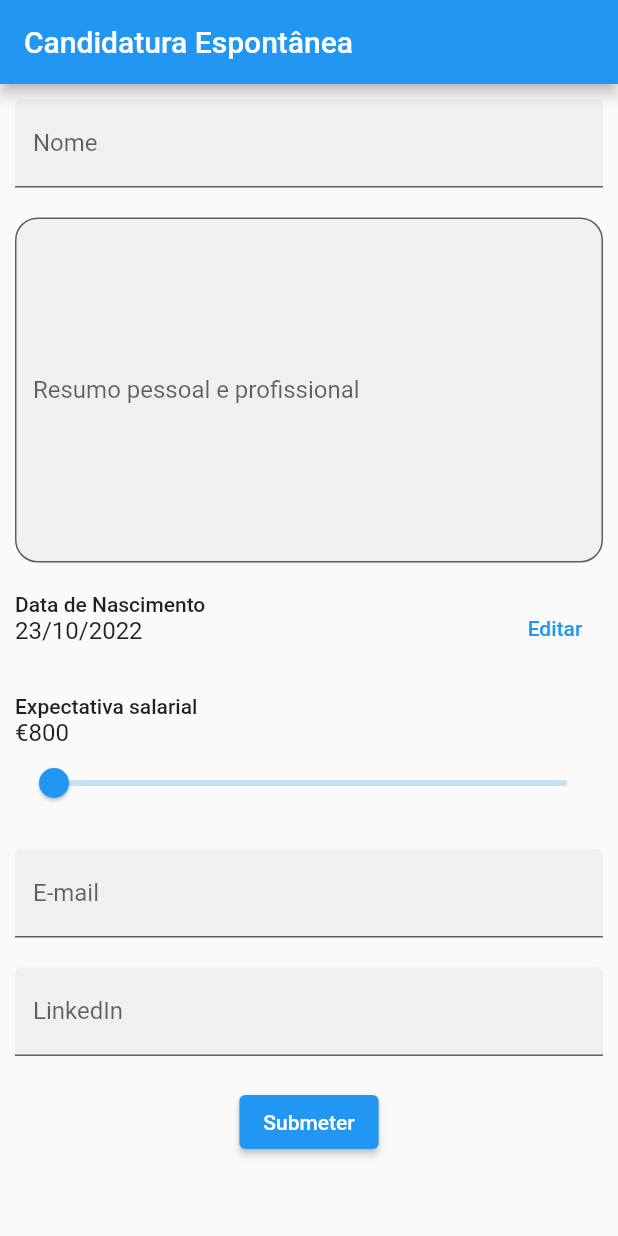
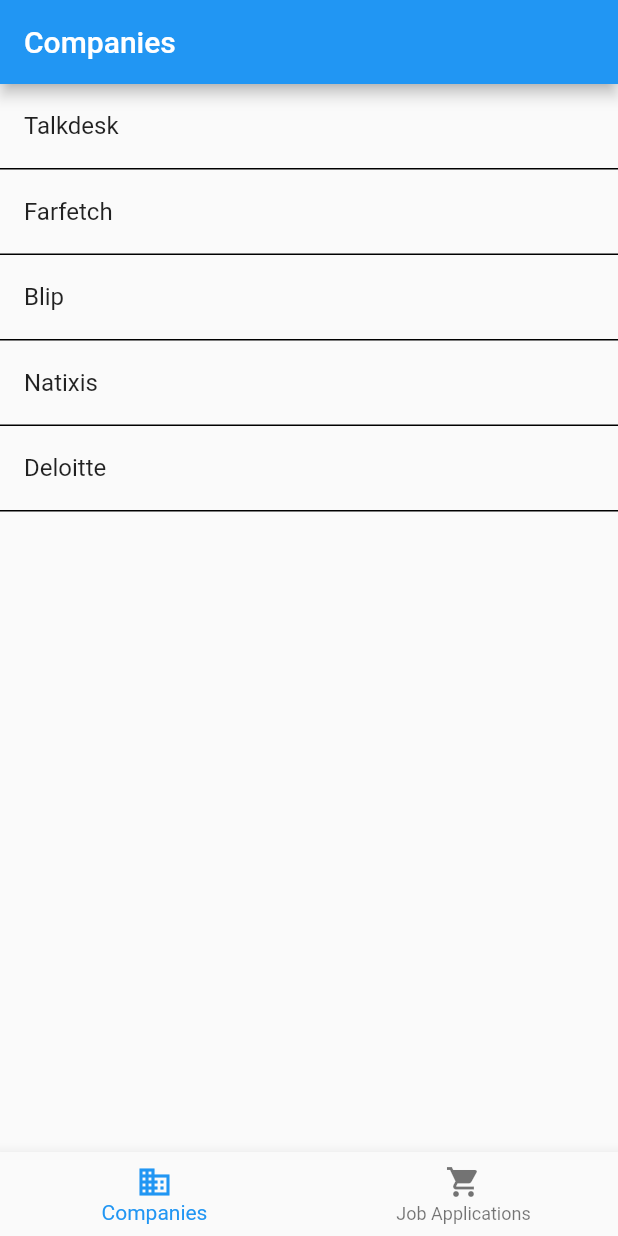
Before and after one commit to AFMSB/formAula, a Flutter app: the screen it shows after launch, on a phone screen of 412 x 824 dp. Run offline on Flutter 3.47's test engine with Material 2 defaults, Android fonts, the phone set to English and light mode, and no system bars.

Commit message:
Added BottomNavigationBar with Companies and Job Applications

```diff
--- a/lib/main.dart
+++ b/lib/main.dart
@@ -1,7 +1,7 @@
 import 'package:flutter/material.dart';
 import 'package:flutter/rendering.dart';
-
-import 'screens/form.dart';
+import 'package:form_aula/screens/companies.dart';
+import 'package:form_aula/screens/myApplications.dart';
 
 void main() {
   debugPaintSizeEnabled = false;
@@ -16,26 +16,37 @@ class MyApp extends StatefulWidget {
 }
 
 class _MyAppState extends State<MyApp> {
+  int _index = 0;
+
+  final List<List<dynamic>> _tabs = [
+    ["Companies", CompaniesList()],
+    ["Job Applications", MyJobApplications()],
+  ];
+
   @override
   Widget build(BuildContext context) {
     return MaterialApp(
-      title: 'Candidatura Espontânea',
-      theme: ThemeData(
-        primarySwatch: Colors.blue,
+        home: Scaffold(
+      appBar: AppBar(title: Text(_tabs.elementAt(_index).elementAt(0))),
+      body: _tabs.elementAt(_index).elementAt(1),
+      bottomNavigationBar: BottomNavigationBar(
+        currentIndex: _index,
+        onTap: onTabTapped,
+        items: [
+          BottomNavigationBarItem(
+              icon: const Icon(Icons.business),
+              label: _tabs.elementAt(0).elementAt(0)),
+          BottomNavigationBarItem(
+              icon: const Icon(Icons.shopping_cart),
+              label: _tabs.elementAt(1).elementAt(0)),
+        ],
       ),
-      home: Navigator(
-        pages: const [
-          MaterialPage(
-              key: ValueKey('Form'),
-              child: MyForm(title: 'Candidatura Espontânea')),
-        ],
-        onPopPage: (route, result) {
-          if (!route.didPop(result)) {
-            return false;
-          }
-          return true;
-        },
-      ),
-    );
+    ));
+  }
+
+  void onTabTapped(int index) {
+    setState(() {
+      _index = index;
+    });
   }
 }
--- /dev/null
+++ b/lib/screens/companies.dart
@@ -0,0 +1,55 @@
+import 'package:flutter/material.dart';
+
+import 'form.dart';
+
+class CompaniesList extends StatelessWidget {
+  CompaniesList({Key? key}) : super(key: key);
+
+  final List<String> _companies = [
+    "Talkdesk",
+    "Farfetch",
+    "Blip",
+    "Natixis",
+    "Deloitte"
+  ];
+
+  @override
+  Widget build(BuildContext context) {
+    final border = RoundedRectangleBorder(
+      borderRadius: BorderRadius.circular(10.0),
+    );
+
+    return Navigator(
+      pages: [
+        MaterialPage(
+          key: const ValueKey('Companies'),
+          child: ListView(
+            children: [
+              for (var company in _companies)
+                Container(
+                  decoration:
+                      const BoxDecoration(border: Border(bottom: BorderSide())),
+                  child: ListTile(
+                    shape: border,
+                    title: Text(company),
+                    onTap: () {
+                      Navigator.of(context).push(
+                        MaterialPageRoute(
+                            builder: (context) => MyForm(title: company)),
+                      );
+                    },
+                  ),
+                )
+            ],
+          ),
+        ),
+      ],
+      onPopPage: (route, result) {
+        if (!route.didPop(result)) {
+          return false;
+        }
+        return true;
+      },
+    );
+  }
+}
--- a/lib/screens/form.dart
+++ b/lib/screens/form.dart
@@ -119,7 +119,7 @@ class _MyFormState extends State<MyForm> {
                         hintText: 'Insira o seu e-mail',
                         labelText: 'E-mail',
                       ),
-                      validator: (value) {
+                      /*validator: (value) {
                         if (value!.isEmpty) {
                           return 'Escreva o seu email';
                         }
@@ -129,7 +129,7 @@ class _MyFormState extends State<MyForm> {
                           return 'Email inválido';
                         }
                         return null;
-                      },
+                      },*/
                       onChanged: (value) {
                         setState(() {
                           email = value;
@@ -145,7 +145,7 @@ class _MyFormState extends State<MyForm> {
                         hintText: 'Link para o Linkedin',
                         labelText: 'LinkedIn',
                       ),
-                      validator: (value) {
+                      /*validator: (value) {
                         if (value!.isEmpty) {
                           return 'Escreva o seu Linkedin';
                         }
@@ -155,7 +155,7 @@ class _MyFormState extends State<MyForm> {
                           return 'Linkedin inválido';
                         }
                         return null;
-                      },
+                      },*/
                       onChanged: (value) {
                         setState(() {
                           linkedin = value;
@@ -171,7 +171,8 @@ class _MyFormState extends State<MyForm> {
                           if (_formKey.currentState!.validate()) {
                             Navigator.of(context).push(
                               MaterialPageRoute(
-                                builder: (context) => ResultPage(candidatura: [
+                                builder: (context) =>
+                                    JobApplication(candidatura: [
                                   nome,
                                   resumo,
                                   intl.DateFormat("dd/MM/yyyy").format(data),
--- a/lib/screens/result_page.dart
+++ b/lib/screens/result_page.dart
@@ -1,9 +1,9 @@
 import 'package:flutter/material.dart';
 
-class ResultPage extends StatelessWidget {
+class JobApplication extends StatelessWidget {
   final List<dynamic> candidatura;
 
-  const ResultPage({Key? key, required this.candidatura}) : super(key: key);
+  const JobApplication({Key? key, required this.candidatura}) : super(key: key);
 
   @override
   Widget build(BuildContext context) {
```
Also changed, not shown: lib/screens/myApplications.dart (added, +50 -0 lines).
